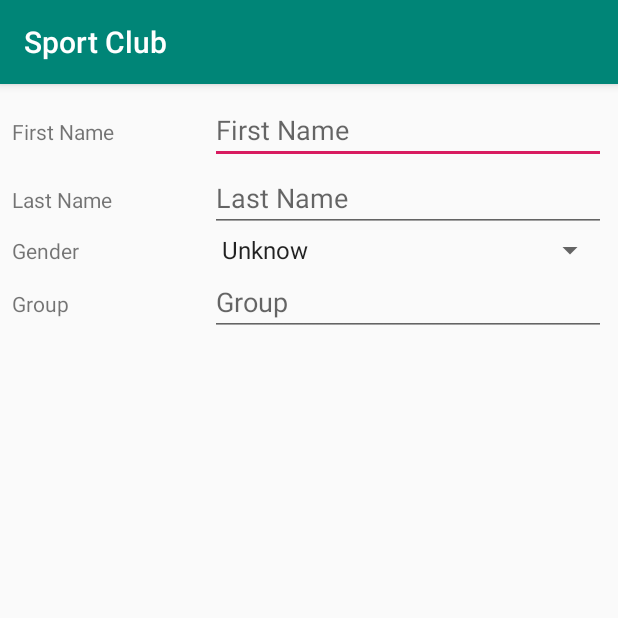
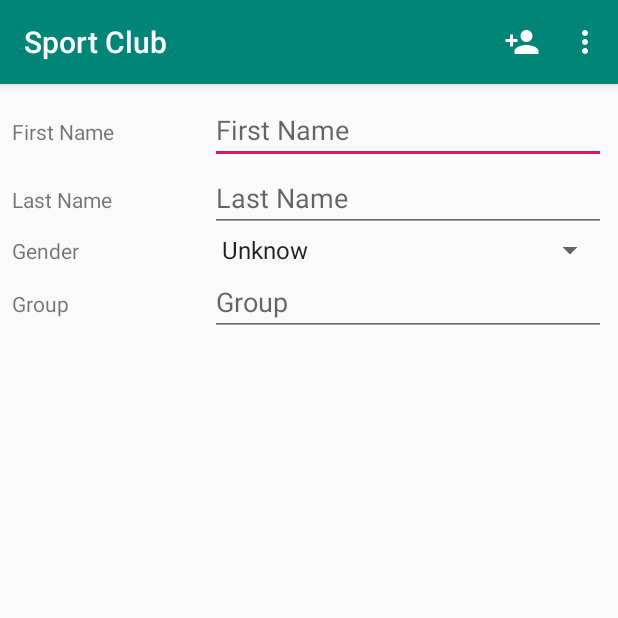
Before and after one commit to vladimirKartyshov/Sport-Club, an Android app: the AddMemberActivity screen opened directly, with no data from a screen before it, on a phone screen of 412 x 824 dp, the top half of it. Run offline under Robolectric (Android 15) with nearby library versions, the phone set to English and light mode, and no system bars.

Commit message:
add and delete (menu)

```diff
--- a/src/main/java/com/example/sportclub/AddMemberActivity.java
+++ b/src/main/java/com/example/sportclub/AddMemberActivity.java
@@ -1,11 +1,18 @@
 package com.example.sportclub;
 
 import android.os.Bundle;
+import android.text.TextUtils;
+import android.view.Menu;
+import android.view.MenuItem;
+import android.view.View;
+import android.widget.AdapterView;
 import android.widget.ArrayAdapter;
 import android.widget.EditText;
 import android.widget.Spinner;
 
+import androidx.annotation.NonNull;
 import androidx.appcompat.app.AppCompatActivity;
+import androidx.core.app.NavUtils;
 
 import java.util.ArrayList;
 
@@ -56,5 +63,45 @@ public class AddMemberActivity extends AppCompatActivity {
         spinnerAdapter.setDropDownViewResource(
                 android.R.layout.simple_spinner_dropdown_item);
         genderSpinner.setAdapter(spinnerAdapter);
+
+        genderSpinner.setOnItemSelectedListener(new AdapterView.OnItemSelectedListener() {
+            @Override
+            public void onItemSelected(AdapterView<?> parent, View view, int position, long l) {
+                String selectedGender = (String) parent.getItemAtPosition(position);
+                if (!TextUtils.isEmpty(selectedGender)) {
+                    if (selectedGender.equals("Male")) {
+                        gender = 1;
+                    } else if (selectedGender.equals("Female")) {
+                        gender = 2;
+                    } else {
+                        gender = 0;
+                    }
+                }
+            }
+            @Override
+            public void onNothingSelected(AdapterView<?> adapterView) {
+                gender = 0;
+            }
+        });
+    }
+
+    @Override
+    public boolean onCreateOptionsMenu(Menu menu) {
+        getMenuInflater().inflate(R.menu.edit_member_menu,menu);
+        return true;
+    }
+
+    @Override
+    public boolean onOptionsItemSelected(@NonNull MenuItem item) {
+        switch (item.getItemId()){
+            case R.id.save_member:
+                return true;
+            case R.id.delete_member:
+                return true;
+            case android.R.id.home:
+                NavUtils.navigateUpFromSameTask(this);
+                return true;
+        }
+        return super.onOptionsItemSelected(item);
     }
 }
--- /dev/null
+++ b/src/main/res/drawable/ic_delete_forever_white_24dp.xml
@@ -0,0 +1,5 @@
+<vector android:height="24dp" android:tint="#FFFFFF"
+    android:viewportHeight="24.0" android:viewportWidth="24.0"
+    android:width="24dp" xmlns:android="http://schemas.android.com/apk/res/android">
+    <path android:fillColor="#FF000000" android:pathData="M6,19c0,1.1 0.9,2 2,2h8c1.1,0 2,-0.9 2,-2L18,7L6,7v12zM8.46,11.88l1.41,-1.41L12,12.59l2.12,-2.12 1.41,1.41L13.41,14l2.12,2.12 -1.41,1.41L12,15.41l-2.12,2.12 -1.41,-1.41L10.59,14l-2.13,-2.12zM15.5,4l-1,-1h-5l-1,1L5,4v2h14L19,4z"/>
+</vector>
--- /dev/null
+++ b/src/main/res/drawable/ic_save_white_24dp.xml
@@ -0,0 +1,5 @@
+<vector android:height="24dp" android:tint="#FFFFFF"
+    android:viewportHeight="24.0" android:viewportWidth="24.0"
+    android:width="24dp" xmlns:android="http://schemas.android.com/apk/res/android">
+    <path android:fillColor="#FF000000" android:pathData="M17,3L5,3c-1.11,0 -2,0.9 -2,2v14c0,1.1 0.89,2 2,2h14c1.1,0 2,-0.9 2,-2L21,7l-4,-4zM12,19c-1.66,0 -3,-1.34 -3,-3s1.34,-3 3,-3 3,1.34 3,3 -1.34,3 -3,3zM15,9L5,9L5,5h10v4z"/>
+</vector>
--- a/src/main/res/layout/activity_add_member.xml
+++ b/src/main/res/layout/activity_add_member.xml
@@ -35,10 +35,10 @@
         android:weightSum="3">
 
         <TextView
-            android:text="Last Name"
+            android:layout_width="0dp"
+            android:layout_height="wrap_content"
             android:layout_weight="1"
-            android:layout_width="0dp"
-            android:layout_height="wrap_content" />
+            android:text="Last Name" />
 
         <EditText
             android:id="@+id/lastNameEditText"
--- a/src/main/res/layout/activity_main.xml
+++ b/src/main/res/layout/activity_main.xml
@@ -18,5 +18,6 @@
         android:layout_marginRight="40dp"
         android:layout_marginBottom="40dp"
         android:clickable="true"
-        app:srcCompat="@drawable/ic_person_add_white_24dp" />
+        app:srcCompat="@drawable/ic_person_add_white_24dp"
+        tools:ignore="VectorDrawableCompat" />
 </RelativeLayout>
--- /dev/null
+++ b/src/main/res/menu/edit_member_menu.xml
@@ -0,0 +1,17 @@
+<?xml version="1.0" encoding="utf-8"?>
+<menu xmlns:android="http://schemas.android.com/apk/res/android"
+    xmlns:app="http://schemas.android.com/apk/res-auto">
+    <item
+    android:id="@+id/save_member"
+    android:title="Save Member"
+    android:icon="@drawable/ic_person_add_white_24dp"
+    app:showAsAction="always"
+    />
+
+    <item
+        android:id="@+id/delete_member"
+        android:title="Delete Member"
+        android:icon="@drawable/ic_delete_forever_white_24dp"
+        app:showAsAction="never"
+        />
+</menu>
```
